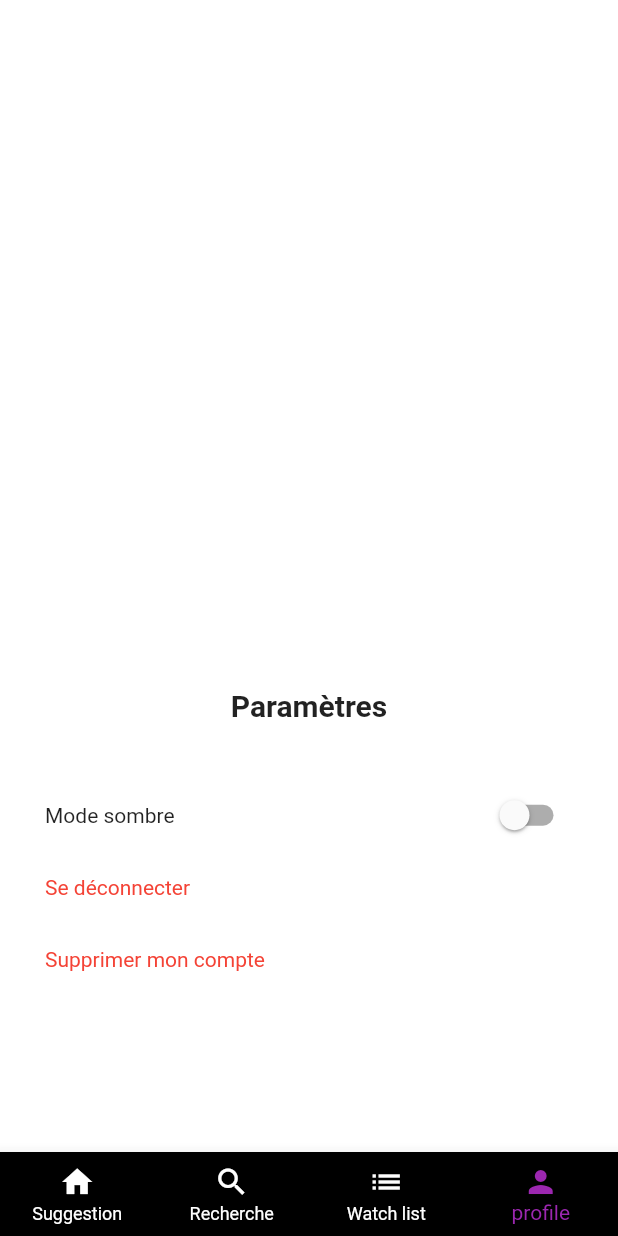
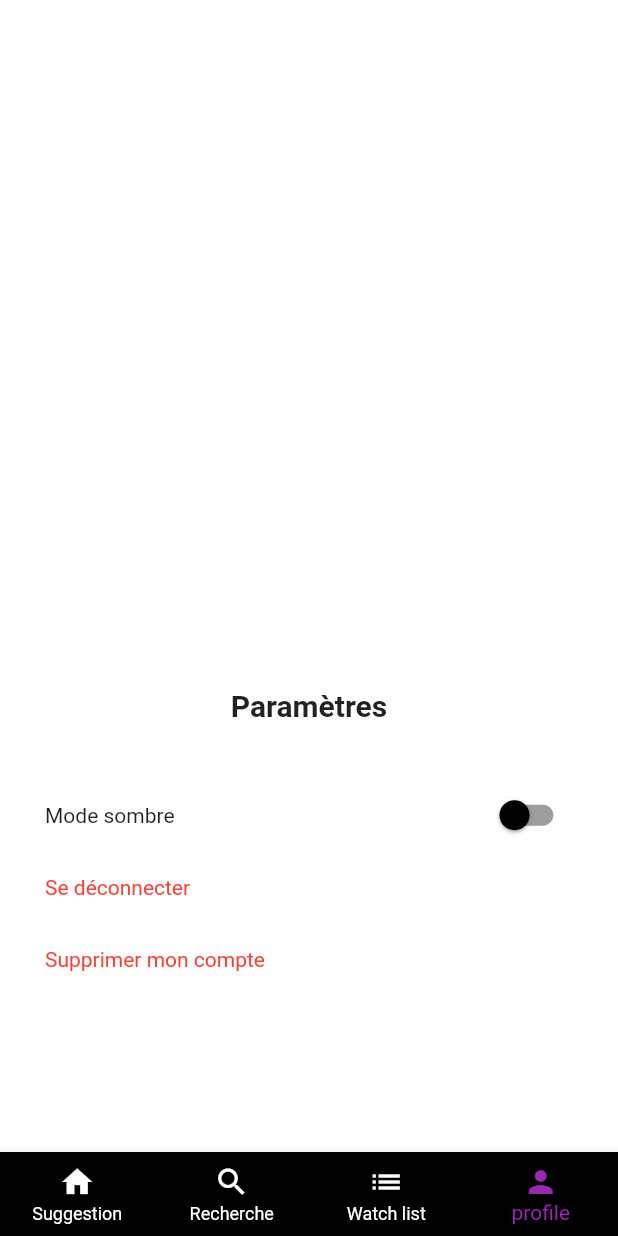
Before and after one commit to anthonyLafolie/watchIt_ui, a Flutter app: the HomeView screen opened directly, item 4 of the bottom bar chosen, on a phone screen of 412 x 824 dp. Run offline on Flutter 3.47's test engine with Material 2 defaults, Android fonts, the phone set to English and light mode, and no system bars; our stand-ins replace bloc, email_validator, equatable, flutter_bloc, flutter_secure_storage, formz and 1 more; accounts and stored records are empty; Roboto replaces fonts that are missing (Raleway).

Commit message:
add theme for switch

```diff
--- a/lib/common/themes.dart
+++ b/lib/common/themes.dart
@@ -21,6 +21,10 @@ class Themes {
     splashFactory: NoSplash.splashFactory,
     splashColor: Colors.transparent,
     highlightColor: Colors.transparent,
+    switchTheme: SwitchThemeData(
+      thumbColor: MaterialStateProperty.all(Colors.white),
+      trackColor: MaterialStateProperty.all(Colors.purple),
+    ),
   );
 
   static final themeLight = ThemeData(
@@ -43,5 +47,9 @@ class Themes {
     splashFactory: NoSplash.splashFactory,
     splashColor: Colors.transparent,
     highlightColor: Colors.transparent,
+    switchTheme: SwitchThemeData(
+      thumbColor: MaterialStateProperty.all(Colors.black),
+      trackColor: MaterialStateProperty.all(Colors.grey),
+    ),
   );
 }
```
